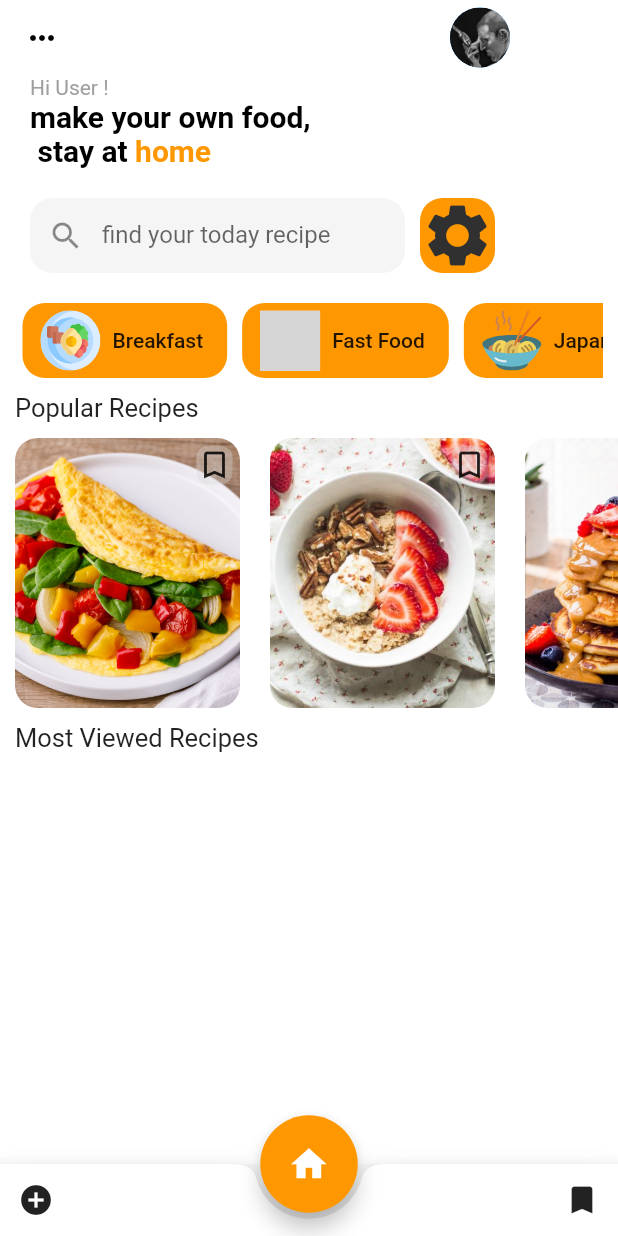
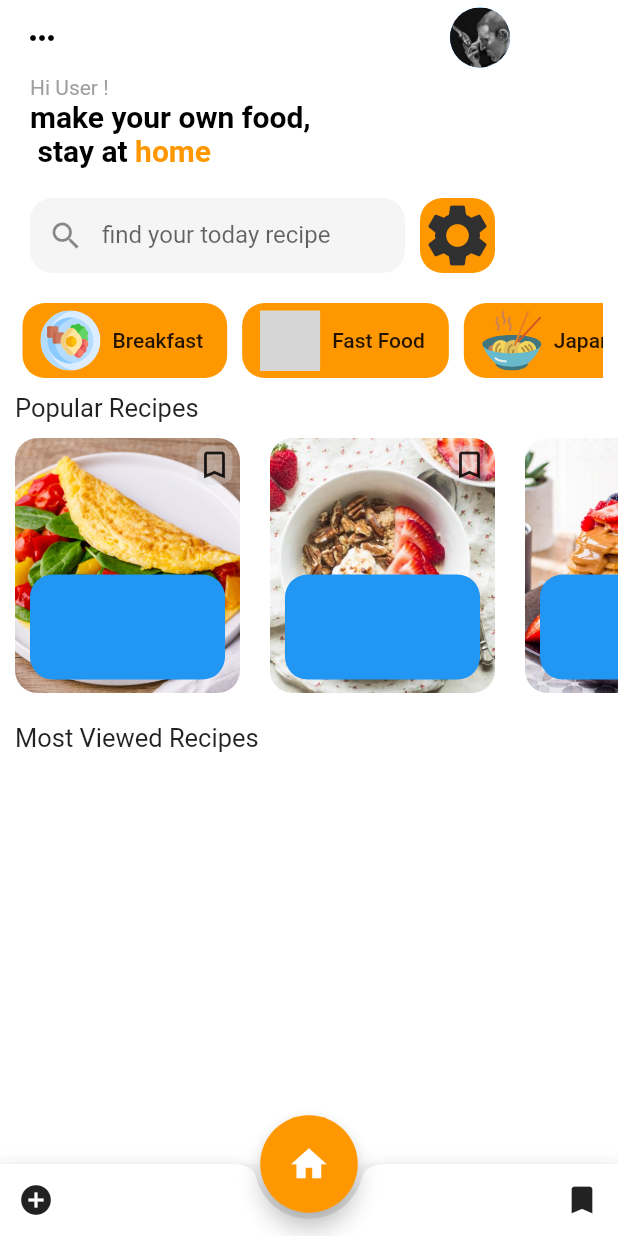
Before and after one commit to Enadir-Mekhlouf/Myrecipe, a Flutter app: the screen it shows after launch, on a phone screen of 412 x 824 dp. Run offline on Flutter 3.47's test engine with Material 2 defaults, Android fonts, the phone set to English and light mode, and no system bars; our stand-ins replace flutter_svg; grey boxes are pictures that could not be loaded.

Commit message:
added inside image

```diff
--- a/lib/main.dart
+++ b/lib/main.dart
@@ -239,12 +239,26 @@ class PopularRecipe extends StatelessWidget {
 
   @override
   Widget build(BuildContext context) {
-    return Container(
-      child: SizedBox(
+    return Column(
+      children: [
+        SizedBox(
           height: 170,
           width: 170,
           child: Container(
-          child: Align(
+            margin: EdgeInsets.symmetric(horizontal: 10.0),
+            decoration: BoxDecoration(
+              image: DecorationImage(
+                image: AssetImage(picture),
+                fit: BoxFit.cover,
+              ),
+              //border: Border.all(color: Colors.blueAccent),
+              borderRadius: BorderRadius.all(
+                const Radius.circular(15.0),
+              ),
+            ),
+            child: Column(
+              children: [
+                Align(
                   alignment: Alignment.topRight,
                   child: SizedBox(
                     height: 36,
@@ -260,19 +274,30 @@ class PopularRecipe extends StatelessWidget {
                     ),
                   ),
                 ),
-          margin: EdgeInsets.symmetric(horizontal: 10.0),
+                SizedBox(
+                  height: 55,
+                ),
+                Column(
+                  children: [
+                    SizedBox(
+                      height: 70,
+                      width: 130,
+                      child: Container(
                         decoration: BoxDecoration(
-            image: DecorationImage(
-              image: AssetImage(picture),
-              fit: BoxFit.cover,
-            ),
-            //border: Border.all(color: Colors.blueAccent),
+                          color: Colors.blue,
                           borderRadius: BorderRadius.all(
                             const Radius.circular(15.0),
                           ),
                         ),
                       ),
+                    )
+                  ],
+                )
+              ],
             ),
+          ),
+        ),
+      ],
     );
   }
 }
```
Lines whose indentation alone changed are shown as unchanged.
